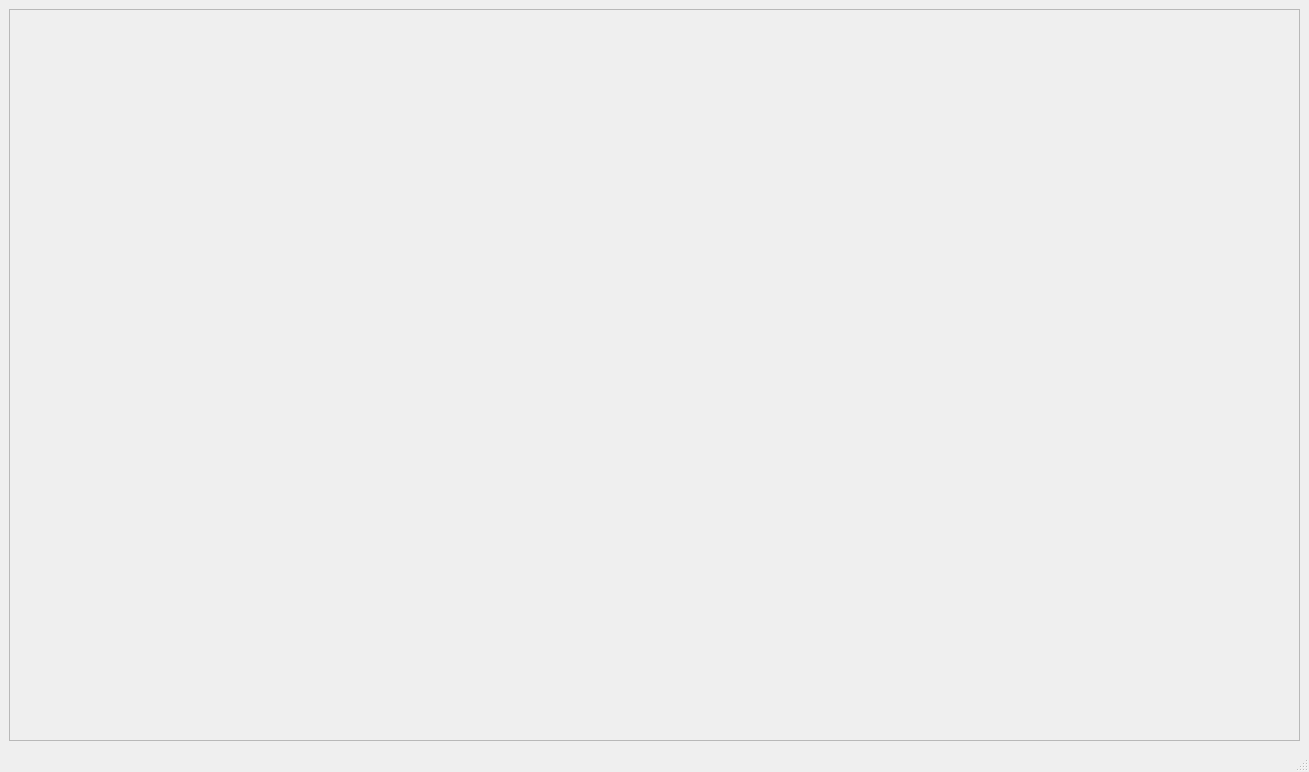
First picture: the form in Paxel/discussionboard.ui, repository ClownKingWalrus/PAXEL, before the edit.
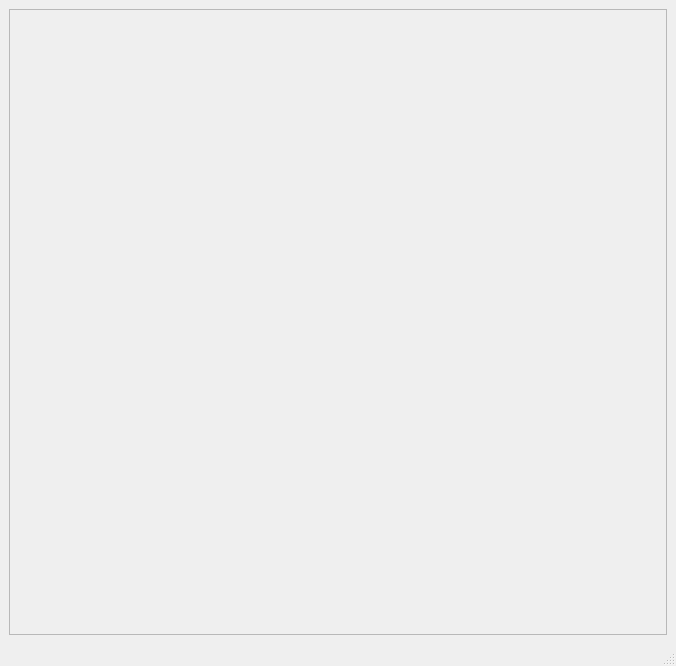
Second picture: the form after the edit.

What changed in the file:
```diff
--- a/Paxel/discussionboard.ui
+++ b/Paxel/discussionboard.ui
@@ -6,8 +6,8 @@
    <rect>
     <x>0</x>
     <y>0</y>
-    <width>1309</width>
-    <height>772</height>
+    <width>676</width>
+    <height>666</height>
    </rect>
   </property>
   <property name="windowTitle">
@@ -25,8 +25,8 @@
         <rect>
          <x>0</x>
          <y>0</y>
-         <width>1285</width>
-         <height>698</height>
+         <width>662</width>
+         <height>616</height>
         </rect>
        </property>
        <layout class="QVBoxLayout" name="verticalLayout_2">
```
Left out of the diff: 4 changed lines with no effect on the pictures.
